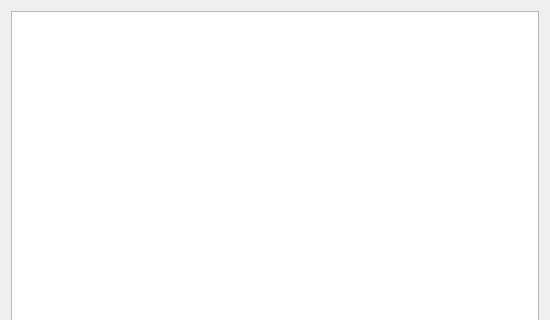
Before: the Qt Designer form ui/note_window.ui in thekeny/Sayte, drawn with Qt 5; both pictures show x 0 to 550 and y 0 to 320 of the 550 by 500 pixel window.
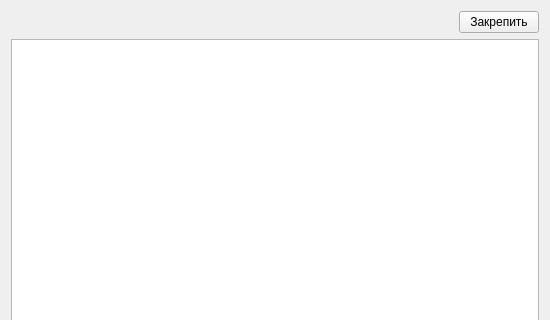
After: the same form once the commit is applied.

The edit to the form file:
```diff
--- a/ui/note_window.ui
+++ b/ui/note_window.ui
@@ -14,6 +14,16 @@
    <string>Заметка</string>
   </property>
   <layout class="QVBoxLayout" name="verticalLayout">
+   <item>
+    <layout class="QHBoxLayout" name="pinLayout">
+     <item><spacer name="pinSpacer"><property name="orientation"><enum>Qt::Orientation::Horizontal</enum></property><property name="sizeHint" stdset="0"><size><width>40</width><height>20</height></size></property></spacer></item>
+     <item><widget class="QPushButton" name="pinButton">
+      <property name="checkable"><bool>true</bool></property>
+      <property name="autoDefault"><bool>false</bool></property>
+      <property name="text"><string>Закрепить</string></property>
+     </widget></item>
+    </layout>
+   </item>
    <item>
     <widget class="QTextEdit" name="editor">
      <property name="acceptRichText">
```
